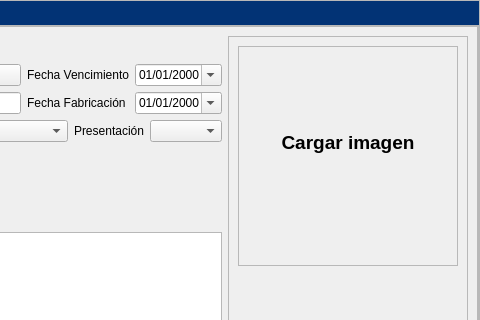
First picture: the form in app/View/UserInterfaceUi/UI_AGREGARPRODUCTO.ui, repository LAngelVp/software-punto-de-venta, before the edit; both pictures show x 691 to 1171 and y 0 to 320 of the 1171 by 566 pixel window.
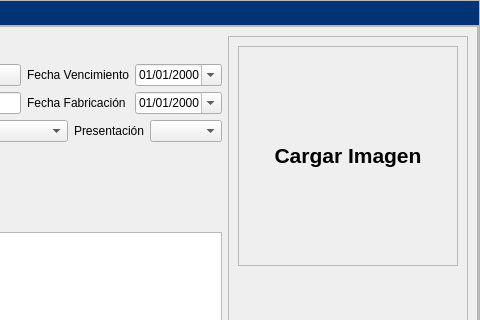
Second picture: the form after the edit. Icons and pictures are not drawn.

What changed in the file:
```diff
--- a/app/View/UserInterfaceUi/UI_AGREGARPRODUCTO.ui
+++ b/app/View/UserInterfaceUi/UI_AGREGARPRODUCTO.ui
@@ -308,7 +308,7 @@
                       <enum>QFrame::Plain</enum>
                      </property>
                      <property name="text">
-                      <string>&lt;html&gt;&lt;head/&gt;&lt;body&gt;&lt;p align=&quot;center&quot;&gt;&lt;span style=&quot; font-size:14pt; font-weight:600;&quot;&gt;Cargar imagen&lt;/span&gt;&lt;/p&gt;&lt;p align=&quot;center&quot;&gt;&lt;img src=&quot;:/Icons/IconosSVG/subir_imagen.png&quot; width=&quot;80&quot;, height=&quot;70&quot;/&gt;&lt;/p&gt;&lt;/body&gt;&lt;/html&gt;</string>
+                      <string>&lt;html&gt;&lt;head/&gt;&lt;body&gt;&lt;p align=&quot;center&quot;&gt;&lt;img src=&quot;:/Icons/IconosSVG/subir_imagen.png&quot; width=&quot;80&quot; height=&quot;70&quot;/&gt;&lt;/p&gt;&lt;p align=&quot;center&quot;&gt;&lt;span style=&quot; font-size:16pt; font-family:Arial; font-weight:bold;&quot;&gt;Cargar Imagen&lt;/span&gt;&lt;/p&gt;&lt;/body&gt;&lt;/html&gt;</string>
                      </property>
                      <property name="textFormat">
                       <enum>Qt::AutoText</enum>
```
